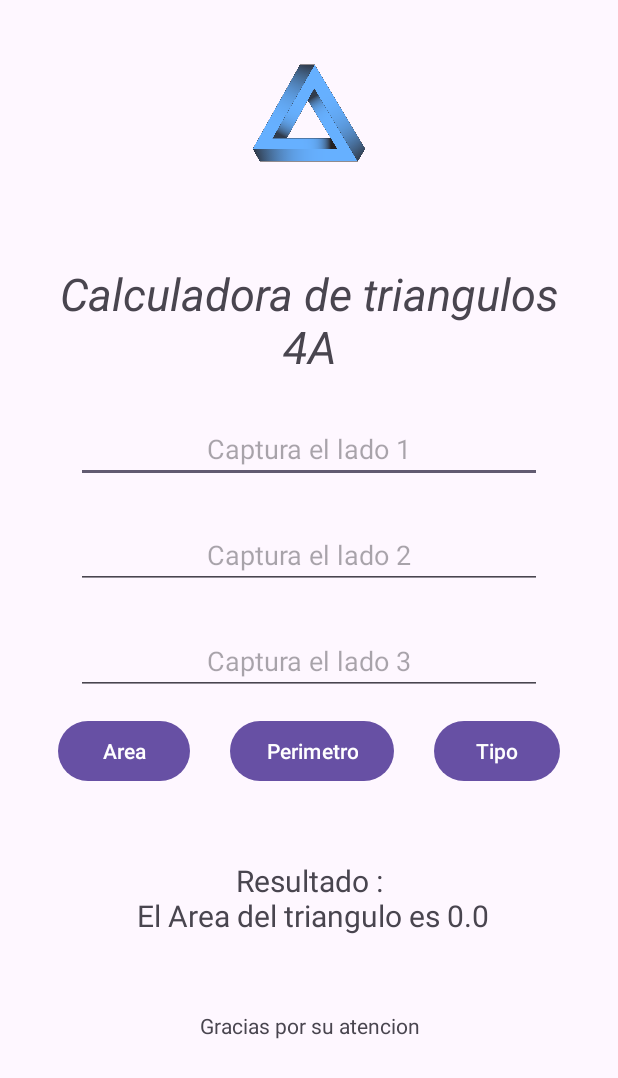
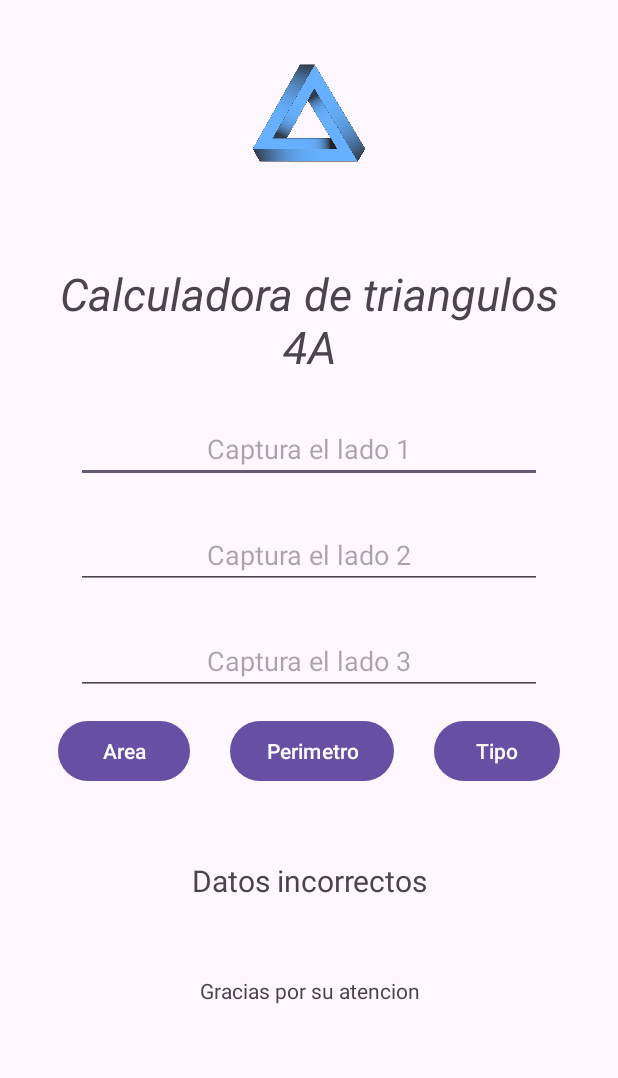
Before and after one commit to Silvia2521/CalculadoraFigurasMVP, an Android app: the screen it shows after launch (MainActivity), after a tap on "Area", on a phone screen of 412 x 824 dp. Shown: the top 1078 px of the screen. Run offline under Robolectric (Android 15) with nearby library versions, the phone set to English and light mode, and no system bars; 3 statements that could not run were skipped.

Commit message:
Refactor: Implement MVP for triangle calculations
- Delete old MainActivity.kt.
- Create new MainActivity.kt in Vistas directory implementing ContratoTriangulo.Vista.
- Add TrianguloPresenter.kt for presentation logic.
- Add TrianguloModelo.kt for business logic.
- Add ContratoTriangulo.kt defining interfaces for MVP.
- Update AndroidManifest.xml and activity_main.xml to reflect new MainActivity path.
- Add .idea/deviceManager.xml to project.

```diff
--- a/app/src/main/AndroidManifest.xml
+++ b/app/src/main/AndroidManifest.xml
@@ -12,7 +12,7 @@
         android:supportsRtl="true"
         android:theme="@style/Theme.Triangulo4A">
         <activity
-            android:name=".MainActivity"
+            android:name=".Vistas.MainActivity"
             android:exported="true">
             <intent-filter>
                 <action android:name="android.intent.action.MAIN" />
--- /dev/null
+++ b/app/src/main/java/com/example/triangulo4a/Contratos/ContratoTriangulo.kt
@@ -0,0 +1,21 @@
+package com.example.triangulo4a.Contratos
+
+interface ContratoTriangulo {
+    interface Modelo{
+        fun area(l1: Float,l2: Float,l3: Float): Float
+        fun perimetro(l1: Float,l2: Float,l3: Float): Float
+        fun tipo(l1: Float,l2: Float,l3: Float): String
+        fun valida(l1: Float,l2: Float,l3: Float): Boolean
+    }
+    interface Vista{
+        fun showArea(area: Float)
+        fun showPerimetro(perimetro: Float)
+        fun showTipo(tipo: String)
+        fun showError(msg: String)
+    }
+    interface Presentador{
+        fun area(l1: Float,l2: Float,l3: Float)
+        fun perimetro(l1: Float,l2: Float,l3: Float)
+        fun tipo(l1: Float,l2: Float,l3: Float)
+    }
+}
--- a/app/src/main/java/com/example/triangulo4a/MainActivity.kt
+++ /dev/null
@@ -1,66 +0,0 @@
-package com.example.triangulo4a
-
-import android.os.Bundle
-import android.widget.Button
-import android.widget.EditText
-import android.widget.TextView
-import androidx.activity.enableEdgeToEdge
-import androidx.appcompat.app.AppCompatActivity
-import androidx.core.view.ViewCompat
-import androidx.core.view.WindowInsetsCompat
-import kotlin.math.sqrt
-
-class MainActivity : AppCompatActivity() {
-    override fun onCreate(savedInstanceState: Bundle?) {
-        super.onCreate(savedInstanceState)
-        enableEdgeToEdge()
-        setContentView(R.layout.activity_main)
-
-        //inicializamos elemento a utilizar
-        val txtl1: EditText=findViewById<EditText>(R.id.edtL1)
-        val txtl2: EditText=findViewById<EditText>(R.id.edtL2)
-        val txtl3: EditText=findViewById<EditText>(R.id.edtL3)
-        val btnArea: Button=findViewById<Button>(R.id.btnArea)
-        val btnPerimetro: Button=findViewById<Button>(R.id.btnPerimetro)
-        val btnTipo: Button=findViewById<Button>(R.id.btnTipo)
-        val txvRes: TextView=findViewById<TextView>(R.id.txvRes)
-
-        ViewCompat.setOnApplyWindowInsetsListener(findViewById(R.id.main)) { v, insets ->
-            val systemBars = insets.getInsets(WindowInsetsCompat.Type.systemBars())
-            v.setPadding(systemBars.left, systemBars.top, systemBars.right, systemBars.bottom)
-            insets
-        }
-        //listener del boton para calcular el perimetro
-        btnPerimetro.setOnClickListener{
-            val l1=txtl1.text.toString().toFloat()
-            val l2=txtl2.text.toString().toFloat()
-            val l3=txtl3.text.toString().toFloat()
-            txvRes.text=txvRes.text.toString()+"\n El perimetro es : ${l1+l2+l3}"
-        }
-        //listener del boton para definir el tipo de triangulo
-        btnTipo.setOnClickListener {
-            val l1=txtl1.text.toString().toFloat()
-            val l2=txtl2.text.toString().toFloat()
-            val l3=txtl3.text.toString().toFloat()
-            if(l1==l2 && l2==l3 )
-                txvRes.text=txvRes.text.toString()+"\n El Tipo de trianfulo es Equilatero"
-            else if(l1!=l2 && l2!=l3 && l1!=l3)
-                txvRes.text=txvRes.text.toString()+"\n El Tipo de trianfulo es escaleno"
-            else
-                txvRes.text=txvRes.text.toString()+"\n El Tipo de trianfulo es isoceles"
-        }
-        //listener del boton para calcular el area llamando a una funcion
-        btnArea.setOnClickListener {
-            val l1=txtl1.text.toString().toFloat()
-            val l2=txtl2.text.toString().toFloat()
-            val l3=txtl3.text.toString().toFloat()
-            txvRes.text=txvRes.text.toString()+"\n El Area del triangulo es ${area(l1,l2,l3)}"
-        }
-    }
-
-    //funcion para calcular el area llamandola desde el lestener
-    fun area(l1: Float, l2: Float, l3: Float): String{
-        val s=(l1+l2+l3)/2
-        return sqrt(s*(s-l1)*(s-l2)*(s-l3)).toString()
-    }
-}
--- /dev/null
+++ b/app/src/main/java/com/example/triangulo4a/Modelo/TrianguloModelo.kt
@@ -0,0 +1,31 @@
+package com.example.triangulo4a.Modelo
+
+import com.example.triangulo4a.Contratos.ContratoTriangulo
+import kotlin.math.sqrt
+
+class TrianguloModelo: ContratoTriangulo.Modelo {
+    override fun area(l1: Float, l2: Float, l3: Float): Float {
+        val s=(l1+l2+l3)/2
+        return sqrt(s*(s-l1)*(s-l2)*(s-l3))
+    }
+
+    override fun perimetro(l1: Float, l2: Float, l3: Float): Float {
+        return l1+l2+l3
+    }
+
+    override fun tipo(l1: Float, l2: Float, l3: Float): String {
+        if(l1==l2 && l2==l3 )
+            return "\n El Tipo de trianfulo es Equilatero"
+        else if(l1!=l2 && l2!=l3 && l1!=l3)
+            return "\n El Tipo de trianfulo es escaleno"
+        else
+            return "\n El Tipo de trianfulo es isoceles"
+    }
+
+    override fun valida(l1: Float, l2: Float, l3: Float): Boolean {
+        if(l1+l2>l3 && l1+l3>l2 && l2+l3>l1)
+            return true
+        else
+            return false
+    }
+}
--- /dev/null
+++ b/app/src/main/java/com/example/triangulo4a/Presentador/TrianguloPresenter.kt
@@ -0,0 +1,35 @@
+package com.example.triangulo4a.Presentador
+
+import com.example.triangulo4a.Contratos.ContratoTriangulo
+import com.example.triangulo4a.Modelo.TrianguloModelo
+
+class TrianguloPresenter(private val vista: ContratoTriangulo.Vista): ContratoTriangulo.Presentador {
+    private val modelo: ContratoTriangulo.Modelo= TrianguloModelo()
+
+    override fun area(l1: Float, l2: Float, l3: Float) {
+        if(modelo.valida(l1,l2,l3)==true){
+            val a= modelo.area(l1,l2,l3)
+            vista.showArea(a)
+        }else{
+            vista.showError("Datos incorrectos")
+        }
+    }
+
+    override fun perimetro(l1: Float, l2: Float, l3: Float) {
+        if(modelo.valida(l1,l2,l3)){
+            val p=modelo.perimetro(l1,l2,l3)
+            vista.showPerimetro(p)
+        }else{
+            vista.showError("Datos incorrectos")
+        }
+    }
+
+    override fun tipo(l1: Float, l2: Float, l3: Float) {
+        if(modelo.valida(l1,l2,l3)){
+            val t=modelo.tipo(l1,l2,l3)
+            vista.showTipo(t)
+        }else{
+            vista.showError("Datos incorrectos")
+        }
+    }
+}
--- /dev/null
+++ b/app/src/main/java/com/example/triangulo4a/Vistas/MainActivity.kt
@@ -0,0 +1,91 @@
+package com.example.triangulo4a.Vistas
+
+import android.os.Bundle
+import android.widget.Button
+import android.widget.EditText
+import android.widget.TextView
+import androidx.activity.enableEdgeToEdge
+import androidx.appcompat.app.AppCompatActivity
+import androidx.core.view.ViewCompat
+import androidx.core.view.WindowInsetsCompat
+import com.example.triangulo4a.Contratos.ContratoTriangulo
+import com.example.triangulo4a.Presentador.TrianguloPresenter
+import com.example.triangulo4a.R
+import kotlin.math.sqrt
+
+class MainActivity : AppCompatActivity(), ContratoTriangulo.Vista {
+
+    //declaramos el textarea del resultado para poder manipularlo desde las funciones del contrato
+    //de la vista
+    private lateinit var txvResultado: TextView
+    private lateinit var presentador: ContratoTriangulo.Presentador
+
+    fun setPresentador(presentador: ContratoTriangulo.Presentador){
+        this.presentador=presentador
+    }
+
+
+    override fun onCreate(savedInstanceState: Bundle?) {
+        super.onCreate(savedInstanceState)
+        enableEdgeToEdge()
+        setContentView(R.layout.activity_main)
+
+        //inicializamos elemento a utilizar
+        val txtl1: EditText =findViewById<EditText>(R.id.edtL1)
+        val txtl2: EditText =findViewById<EditText>(R.id.edtL2)
+        val txtl3: EditText =findViewById<EditText>(R.id.edtL3)
+        val btnArea: Button =findViewById<Button>(R.id.btnArea)
+        val btnPerimetro: Button =findViewById<Button>(R.id.btnPerimetro)
+        val btnTipo: Button =findViewById<Button>(R.id.btnTipo)
+        txvResultado=findViewById<TextView>(R.id.txvRes)
+
+        //definimos el presentardor
+        presentador= TrianguloPresenter(this)
+
+
+
+        ViewCompat.setOnApplyWindowInsetsListener(findViewById(R.id.main)) { v, insets ->
+            val systemBars = insets.getInsets(WindowInsetsCompat.Type.systemBars())
+            v.setPadding(systemBars.left, systemBars.top, systemBars.right, systemBars.bottom)
+            insets
+        }
+        //listener del boton para calcular el perimetro
+        btnPerimetro.setOnClickListener{
+            val l1=txtl1.text.toString().toFloat()
+            val l2=txtl2.text.toString().toFloat()
+            val l3=txtl3.text.toString().toFloat()
+            presentador.perimetro(l1,l2,l3)
+        }
+        //listener del boton para definir el tipo de triangulo
+        btnTipo.setOnClickListener {
+            val l1=txtl1.text.toString().toFloat()
+            val l2=txtl2.text.toString().toFloat()
+            val l3=txtl3.text.toString().toFloat()
+            presentador.tipo(l1,l2,l3)
+        }
+        //listener del boton para calcular el area llamando a una funcion
+        btnArea.setOnClickListener {
+            val l1=txtl1.text.toString().toFloat()
+            val l2=txtl2.text.toString().toFloat()
+            val l3=txtl3.text.toString().toFloat()
+            presentador.area(l1,l2,l3)
+        }
+    }
+
+    override fun showArea(area: Float) {
+        txvResultado.text="El area es ${area}"
+    }
+
+    override fun showPerimetro(perimetro: Float) {
+        txvResultado.text="El perimetro es ${perimetro}"
+    }
+
+    override fun showTipo(tipo: String) {
+        txvResultado.text="El tipo es ${tipo}"
+    }
+
+    override fun showError(msg: String) {
+        txvResultado.text=msg
+    }
+
+}
--- a/app/src/main/res/layout/activity_main.xml
+++ b/app/src/main/res/layout/activity_main.xml
@@ -5,7 +5,7 @@
     android:id="@+id/main"
     android:layout_width="match_parent"
     android:layout_height="match_parent"
-    tools:context=".MainActivity">
+    tools:context=".Vistas.MainActivity">
 
     <LinearLayout
         android:layout_width="match_parent"
```
